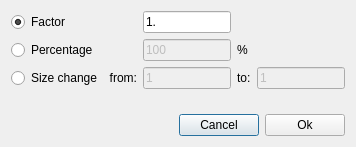
Above: DialogScaleDevice.ui from edeforas/Astree before the change. Below: the same form after it.
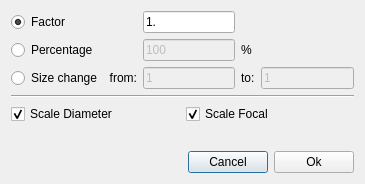
That is the form after the change. Icons and pictures are not drawn.

What changed in the file:
```diff
--- a/DialogScaleDevice.ui
+++ b/DialogScaleDevice.ui
@@ -6,8 +6,8 @@
    <rect>
     <x>0</x>
     <y>0</y>
-    <width>356</width>
-    <height>147</height>
+    <width>365</width>
+    <height>184</height>
    </rect>
   </property>
   <property name="windowTitle">
@@ -109,6 +109,37 @@
        </item>
       </layout>
      </item>
+     <item>
+      <widget class="Line" name="line">
+       <property name="orientation">
+        <enum>Qt::Horizontal</enum>
+       </property>
+      </widget>
+     </item>
+     <item>
+      <layout class="QHBoxLayout" name="horizontalLayout_2">
+       <item>
+        <widget class="QCheckBox" name="cbScaleDiameter">
+         <property name="text">
+          <string>Scale Diameter</string>
+         </property>
+         <property name="checked">
+          <bool>true</bool>
+         </property>
+        </widget>
+       </item>
+       <item>
+        <widget class="QCheckBox" name="cbScaleFocal">
+         <property name="text">
+          <string>Scale Focal</string>
+         </property>
+         <property name="checked">
+          <bool>true</bool>
+         </property>
+        </widget>
+       </item>
+      </layout>
+     </item>
      <item>
       <spacer name="verticalSpacer">
        <property name="orientation">
```
